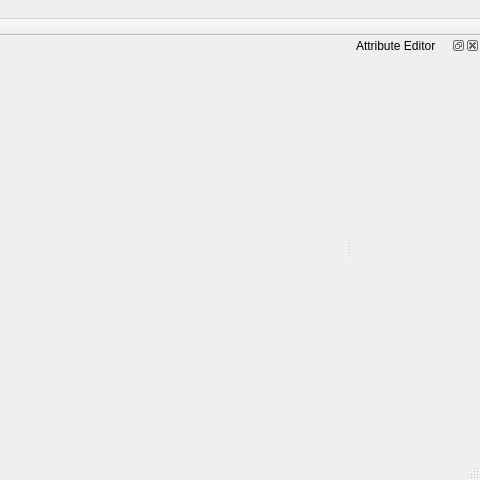
ShenyaoKe/GeometricModeling, file visual_studio/Barber/MainWindow.ui: the form before one commit; both pictures show x 240 to 720 and y 0 to 480 of the 720 by 480 pixel window.
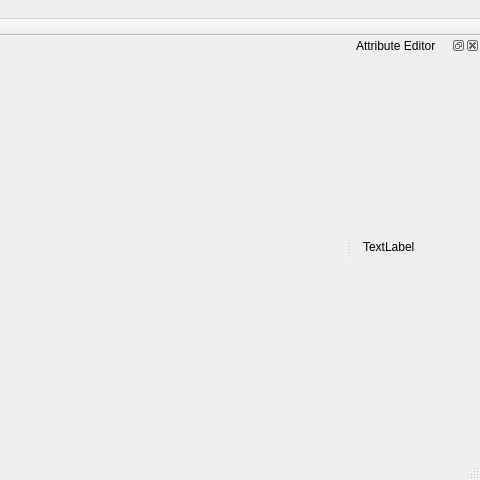
The form after the commit. Icons and pictures are not drawn.

```diff
--- a/visual_studio/Barber/MainWindow.ui
+++ b/visual_studio/Barber/MainWindow.ui
@@ -95,6 +95,13 @@
    </attribute>
    <widget class="QWidget" name="dockWidgetContents">
     <layout class="QVBoxLayout" name="verticalLayout">
+     <item>
+      <widget class="QLabel" name="label">
+       <property name="text">
+        <string>TextLabel</string>
+       </property>
+      </widget>
+     </item>
      <item>
       <spacer name="horizontalSpacer">
        <property name="orientation">
```
Left out of the diff: 23 changed lines with no effect on the pictures.
